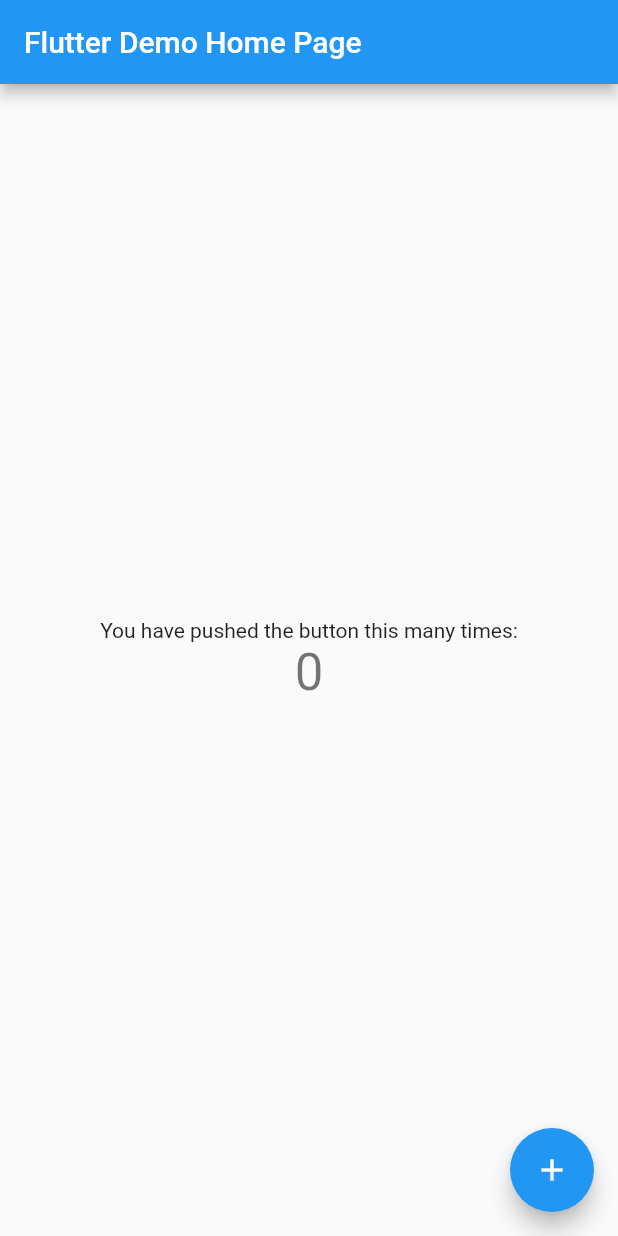
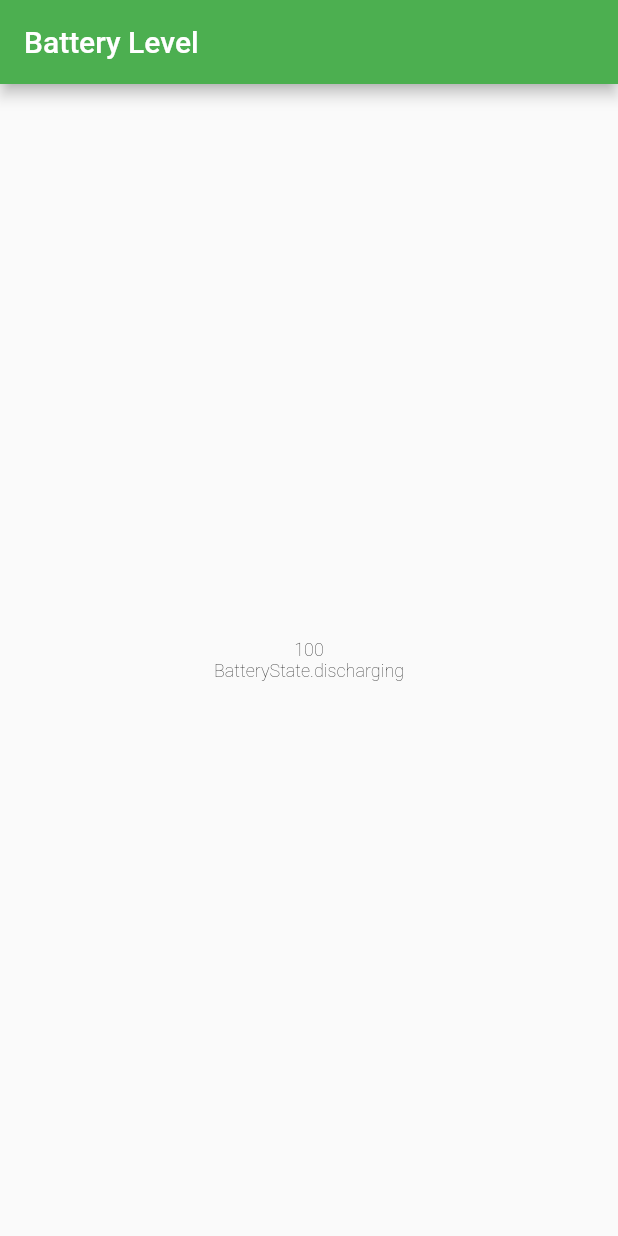
Before and after one commit to studroid/Flutter-Battery-Checker, a Flutter app: the screen it shows after launch, on a phone screen of 412 x 824 dp. Run offline on Flutter 3.47's test engine with Material 2 defaults, Android fonts, the phone set to English and light mode, and no system bars; our stand-ins replace battery.

Commit message:
Shows battery level and status as text

```diff
--- /dev/null
+++ b/lib/battery_manager.dart
@@ -0,0 +1,66 @@
+import 'package:flutter/material.dart';
+import 'package:battery/battery.dart';
+
+class BatteryLevelPage extends StatefulWidget {
+  @override
+  _BatteryLevelPageState createState() => _BatteryLevelPageState();
+}
+
+class _BatteryLevelPageState extends State<BatteryLevelPage> {
+  final Battery _battery = Battery();
+
+  BatteryState _batteryState;
+  int _batteryLevel;
+
+  @override
+  void initState() {
+    super.initState();
+
+    _battery.batteryLevel.then((level) {
+      this.setState(() {
+        _batteryLevel = level;
+      });
+    });
+
+    _battery.onBatteryStateChanged.listen((BatteryState state) {
+      _battery.batteryLevel.then((level) {
+        this.setState(() {
+          _batteryLevel = level;
+          _batteryState = state;
+        });
+      });
+    });
+  }
+
+  @override
+  Widget build(BuildContext context) {
+    return Scaffold(
+      appBar: AppBar(
+        title: Text("Battery Level"),
+      ),
+      body: Center(
+        child: Column(
+          mainAxisAlignment: MainAxisAlignment.center,
+          children: <Widget>[
+            Text(
+              _batteryLevel.toString(),
+              style: new TextStyle(
+                  fontSize: 12.0,
+                  color: const Color(0xFF000000),
+                  fontWeight: FontWeight.w200,
+                  fontFamily: "Roboto"),
+            ),
+            Text(
+              _batteryState.toString(),
+              style: new TextStyle(
+                  fontSize: 12.0,
+                  color: const Color(0xFF000000),
+                  fontWeight: FontWeight.w200,
+                  fontFamily: "Roboto"),
+            )
+          ],
+        ),
+      ),
+    );
+  }
+}
--- a/lib/main.dart
+++ b/lib/main.dart
@@ -1,4 +1,5 @@
 import 'package:flutter/material.dart';
+import 'package:battery_checker/battery_manager.dart';
 
 void main() => runApp(MyApp());
 
@@ -18,94 +19,9 @@ class MyApp extends StatelessWidget {
         // or simply save your changes to "hot reload" in a Flutter IDE).
         // Notice that the counter didn't reset back to zero; the application
         // is not restarted.
-        primarySwatch: Colors.blue,
+        primarySwatch: Colors.green,
       ),
-      home: MyHomePage(title: 'Flutter Demo Home Page'),
+      home: BatteryLevelPage()
     );
   }
 }
-
-class MyHomePage extends StatefulWidget {
-  MyHomePage({Key key, this.title}) : super(key: key);
-
-  // This widget is the home page of your application. It is stateful, meaning
-  // that it has a State object (defined below) that contains fields that affect
-  // how it looks.
-
-  // This class is the configuration for the state. It holds the values (in this
-  // case the title) provided by the parent (in this case the App widget) and
-  // used by the build method of the State. Fields in a Widget subclass are
-  // always marked "final".
-
-  final String title;
-
-  @override
-  _MyHomePageState createState() => _MyHomePageState();
-}
-
-class _MyHomePageState extends State<MyHomePage> {
-  int _counter = 0;
-
-  void _incrementCounter() {
-    setState(() {
-      // This call to setState tells the Flutter framework that something has
-      // changed in this State, which causes it to rerun the build method below
-      // so that the display can reflect the updated values. If we changed
-      // _counter without calling setState(), then the build method would not be
-      // called again, and so nothing would appear to happen.
-      _counter++;
-    });
-  }
-
-  @override
-  Widget build(BuildContext context) {
-    // This method is rerun every time setState is called, for instance as done
-    // by the _incrementCounter method above.
-    //
-    // The Flutter framework has been optimized to make rerunning build methods
-    // fast, so that you can just rebuild anything that needs updating rather
-    // than having to individually change instances of widgets.
-    return Scaffold(
-      appBar: AppBar(
-        // Here we take the value from the MyHomePage object that was created by
-        // the App.build method, and use it to set our appbar title.
-        title: Text(widget.title),
-      ),
-      body: Center(
-        // Center is a layout widget. It takes a single child and positions it
-        // in the middle of the parent.
-        child: Column(
-          // Column is also layout widget. It takes a list of children and
-          // arranges them vertically. By default, it sizes itself to fit its
-          // children horizontally, and tries to be as tall as its parent.
-          //
-          // Invoke "debug painting" (press "p" in the console, choose the
-          // "Toggle Debug Paint" action from the Flutter Inspector in Android
-          // Studio, or the "Toggle Debug Paint" command in Visual Studio Code)
-          // to see the wireframe for each widget.
-          //
-          // Column has various properties to control how it sizes itself and
-          // how it positions its children. Here we use mainAxisAlignment to
-          // center the children vertically; the main axis here is the vertical
-          // axis because Columns are vertical (the cross axis would be
-          // horizontal).
-          mainAxisAlignment: MainAxisAlignment.center,
-          children: <Widget>[
-            Text(
-              'You have pushed the button this many times:',
-            ),
-            Text(
-              '$_counter',
-              style: Theme.of(context).textTheme.display1,
-            ),
-          ],
-        ),
-      ),
-      floatingActionButton: FloatingActionButton(
-        onPressed: _incrementCounter,
-        tooltip: 'Increment',
-        child: Icon(Icons.add),
-      ), // This trailing comma makes auto-formatting nicer for build methods.
-    );
-  }
-}
```
